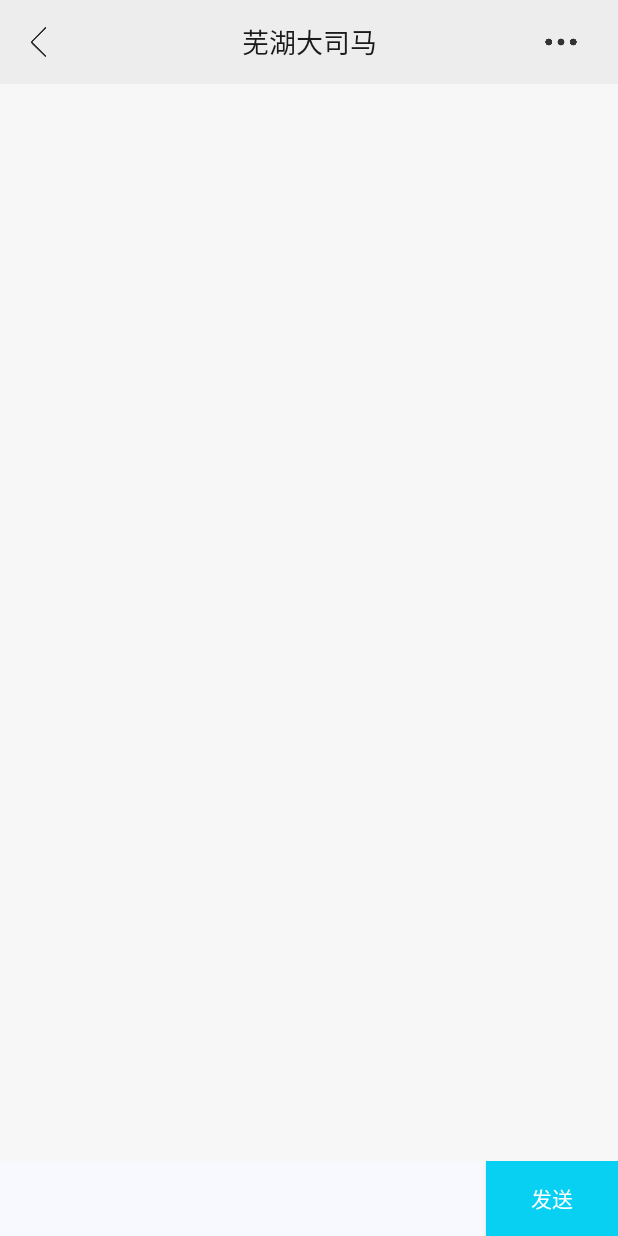
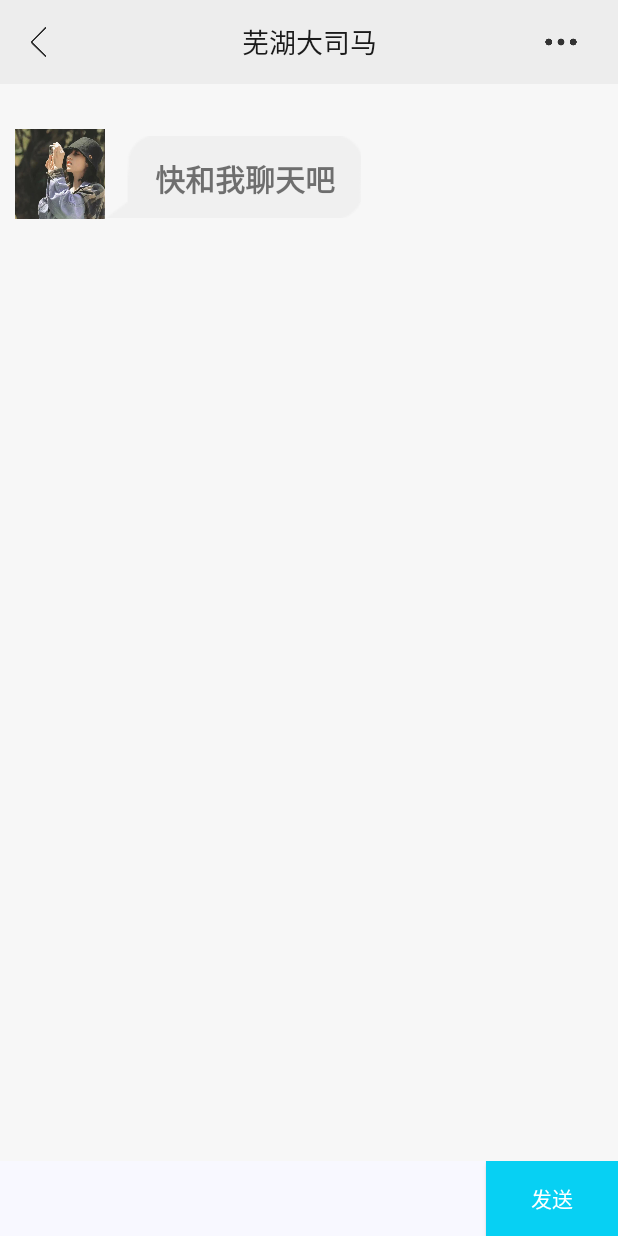
Before and after one commit to tudoutiaoya/chatroom, an Android app: the ChatRoomActivity screen opened directly, with no data from a screen before it, on a phone screen of 412 x 824 dp. Run offline under Robolectric (Android 15) with nearby library versions, the phone set to English and light mode, and no system bars.

Commit message:
显示消息 自动回复

```diff
--- a/app/build.gradle
+++ b/app/build.gradle
@@ -35,4 +35,9 @@ dependencies {
     testImplementation 'junit:junit:4.13.2'
     androidTestImplementation 'androidx.test.ext:junit:1.1.3'
     androidTestImplementation 'androidx.test.espresso:espresso-core:3.4.0'
+
+    //加入recyclerview 依赖
+    implementation "androidx.recyclerview:recyclerview:1.2.1"
+    // For control over item selection of both touch and mouse driven selection
+    implementation "androidx.recyclerview:recyclerview-selection:1.1.0"
 }
--- a/app/src/main/java/com/example/chatroom/ChatRoomActivity.java
+++ b/app/src/main/java/com/example/chatroom/ChatRoomActivity.java
@@ -1,22 +1,39 @@
 package com.example.chatroom;
 
+import androidx.annotation.NonNull;
 import androidx.appcompat.app.AlertDialog;
 import androidx.appcompat.app.AppCompatActivity;
+import androidx.recyclerview.widget.LinearLayoutManager;
+import androidx.recyclerview.widget.RecyclerView;
 
+import android.annotation.SuppressLint;
 import android.content.DialogInterface;
 import android.content.Intent;
 import android.os.Bundle;
+import android.os.Handler;
+import android.os.Looper;
+import android.os.Message;
 import android.view.View;
 import android.widget.Button;
 import android.widget.EditText;
 import android.widget.Toast;
 
+import com.example.chatroom.entity.Msg;
+
+import java.text.SimpleDateFormat;
+import java.util.ArrayList;
+import java.util.Date;
+import java.util.List;
+
 public class ChatRoomActivity extends AppCompatActivity implements View.OnClickListener {
-
+    private List<Msg> msgList = new ArrayList<>();
     private Button back;
     private String name;
     private EditText inputText;
     private Button send;
+    private MsgAdapter adapter;
+    private RecyclerView msgRecyclerView;
+    private boolean isSend;
 
     @Override
     protected void onCreate(Bundle savedInstanceState) {
@@ -30,7 +47,21 @@ public class ChatRoomActivity extends AppCompatActivity implements View.OnClickL
         send = findViewById(R.id.send);
         back = findViewById(R.id.back);
 
+        //初始化 recyclerview
+        LinearLayoutManager linearLayoutManager = new LinearLayoutManager(ChatRoomActivity.this);
+
+        msgRecyclerView = findViewById(R.id.msg_recycler_view);
+        msgRecyclerView.setLayoutManager(linearLayoutManager);
+        Msg msg = new Msg("快和我聊天吧", Msg.TYPE_RECEIVED, "2022-6-29");
+        msgList.add(msg);
+        adapter = new MsgAdapter(msgList);
+        msgRecyclerView.setAdapter(adapter);
+
+        adapter.notifyItemInserted(msgList.size()-1);
+        msgRecyclerView.scrollToPosition(msgList.size()-1);
+
         send.setOnClickListener(this);
+
         //初始化数据库  开启一个线程  耗时操作
 
         //返回逻辑
@@ -65,6 +96,25 @@ public class ChatRoomActivity extends AppCompatActivity implements View.OnClickL
         String content = inputText.getText().toString();
         if ("".equals(content.trim())) {
             Toast.makeText(this ,"请输入内容", Toast.LENGTH_SHORT).show();
+            return;
         }
+        addNewMessage(content, Msg.TYPE_SENT);
+
+        //自动回复
+        addNewMessage("对方不在线", Msg.TYPE_RECEIVED);
+
+        isSend = true;
+        //清空input
+        inputText.setText("");
+    }
+
+    private void addNewMessage(String msg, int type) {
+        Date now = new Date();
+        @SuppressLint("SimpleDateFormat") SimpleDateFormat dataformat = new SimpleDateFormat("yyyy-MM-dd HH:mm:ss");
+        String nowData = dataformat.format(now);
+        Msg message = new Msg(msg,type, nowData);
+        msgList.add(message);
+        adapter.notifyItemInserted(msgList.size()-1);
+        msgRecyclerView.scrollToPosition(msgList.size()-1);
     }
 }
--- /dev/null
+++ b/app/src/main/java/com/example/chatroom/MsgAdapter.java
@@ -0,0 +1,66 @@
+package com.example.chatroom;
+
+import android.view.LayoutInflater;
+import android.view.View;
+import android.view.ViewGroup;
+import android.widget.LinearLayout;
+import android.widget.TextView;
+
+import androidx.annotation.NonNull;
+import androidx.recyclerview.widget.RecyclerView;
+
+import com.example.chatroom.entity.Msg;
+
+import java.util.List;
+
+public class MsgAdapter extends RecyclerView.Adapter<MsgAdapter.ViewHolder> {
+    private List<Msg> mMsgList;
+
+    public MsgAdapter(List<Msg> mMsgList) {
+        this.mMsgList = mMsgList;
+    }
+
+    @NonNull
+    @Override
+    public ViewHolder onCreateViewHolder(@NonNull ViewGroup parent, int viewType) {
+        //ViewHolder通常出现在适配器里，为的是listview滚动的时候快速设置值，而不必每次都重新创建很多对象，从而提升性能。
+        View view = LayoutInflater.from(parent.getContext()).inflate(R.layout.msg_item,parent,false);
+        //LayoutInflat.from()从一个Context中，获得一个布局填充器，这样你就可以使用这个填充器来把xml布局文件转为View对象了。
+        //LayoutInflater.from(parent.getContext()).inflate(R.layout.msg_item,parent,false);这样的方法来加载布局msg_item.xml
+        return new ViewHolder(view);
+    }
+
+    @Override
+    public void onBindViewHolder(@NonNull ViewHolder holder, int position) {
+        // 填充规则 设置可见 不可见
+        Msg msg =mMsgList.get(position);
+        if(msg.getType()==Msg.TYPE_RECEIVED){
+            holder.leftLayout.setVisibility(View.VISIBLE);
+            holder.rightLayout.setVisibility(View.GONE);
+            holder.leftMsg.setText(msg.getContent());
+        }else if(msg.getType()==Msg.TYPE_SENT){
+            holder.leftLayout.setVisibility(View.GONE);
+            holder.rightLayout.setVisibility(View.VISIBLE);
+            holder.rightMsg.setText(msg.getContent());
+        }
+    }
+
+    @Override
+    public int getItemCount() {
+        return mMsgList.size();
+    }
+
+     static class ViewHolder extends RecyclerView.ViewHolder{
+        LinearLayout leftLayout;
+        LinearLayout rightLayout;
+        TextView leftMsg;
+        TextView rightMsg;
+        public ViewHolder(@NonNull View view) {
+            super(view);
+            leftLayout = view.findViewById(R.id.left_layout);
+            rightLayout = view.findViewById(R.id.right_layout);
+            leftMsg = view.findViewById(R.id.left_msg);
+            rightMsg = view.findViewById(R.id.right_msg);
+        }
+    }
+}
--- /dev/null
+++ b/app/src/main/java/com/example/chatroom/entity/Msg.java
@@ -0,0 +1,66 @@
+package com.example.chatroom.entity;
+
+public class Msg {
+    public static final int TYPE_RECEIVED = 0;
+    public static final int TYPE_SENT = 1;
+
+    private int id;
+    private String content;
+    private int type;
+    private String data;
+
+    public Msg(String content, int type, String data) {
+        this.content = content;
+        this.type = type;
+        this.data = data;
+    }
+
+    public Msg(int id, String content, int type, String data) {
+        this.id = id;
+        this.content = content;
+        this.type = type;
+        this.data = data;
+    }
+
+    public int getId() {
+        return id;
+    }
+
+    public void setId(int id) {
+        this.id = id;
+    }
+
+    public String getContent() {
+        return content;
+    }
+
+    public void setContent(String content) {
+        this.content = content;
+    }
+
+    public int getType() {
+        return type;
+    }
+
+    public void setType(int type) {
+        this.type = type;
+    }
+
+    public String getData() {
+        return data;
+    }
+
+    public void setData(String data) {
+        this.data = data;
+    }
+
+    @Override
+    public String toString() {
+        return "Msg{" +
+                "id=" + id +
+                ", content='" + content + '\'' +
+                ", type=" + type +
+                ", data='" + data + '\'' +
+                '}';
+    }
+}
--- /dev/null
+++ b/app/src/main/res/layout/msg_item.xml
@@ -0,0 +1,76 @@
+<?xml version="1.0" encoding="utf-8"?>
+<LinearLayout xmlns:android="http://schemas.android.com/apk/res/android"
+    android:orientation="vertical"
+    android:layout_width="match_parent"
+    android:layout_height="wrap_content"
+    android:padding="10dp">
+
+    <LinearLayout
+        android:id="@+id/left_layout"
+        android:layout_width="wrap_content"
+        android:layout_height="wrap_content"
+        android:layout_gravity="left">
+
+        <ImageView
+            android:id="@+id/iv_head_others"
+            android:layout_marginTop="20dp"
+            android:layout_width="60dp"
+            android:background="@drawable/bfw"
+            android:layout_height="60dp" />
+
+        <LinearLayout
+            android:orientation="vertical"
+            android:layout_width="wrap_content"
+            android:layout_height="wrap_content">
+            <TextView
+                android:id="@+id/others_name"
+                android:layout_gravity="left"
+                android:layout_width="wrap_content"
+                android:layout_height="wrap_content" />
+            <TextView
+                android:id="@+id/left_msg"
+                android:textStyle="bold"
+                android:background="@drawable/left_chat"
+                android:layout_width="wrap_content"
+                android:layout_height="wrap_content"
+                android:layout_marginTop="5dp"
+                android:layout_marginBottom="5dp"
+                android:layout_gravity="center"
+                android:textSize="20sp"/>
+        </LinearLayout>
+    </LinearLayout>
+
+    <LinearLayout
+        android:id="@+id/right_layout"
+        android:layout_gravity="right"
+        android:layout_width="wrap_content"
+        android:layout_height="wrap_content">
+
+        <LinearLayout
+            android:orientation="vertical"
+            android:layout_width="wrap_content"
+            android:layout_height="wrap_content">
+            <TextView
+                android:id="@+id/my_name"
+                android:layout_gravity="right"
+                android:layout_width="wrap_content"
+                android:layout_height="wrap_content" />
+            <TextView
+                android:id="@+id/right_msg"
+                android:textStyle="bold"
+                android:layout_gravity="center"
+                android:background="@drawable/right_chat"
+                android:layout_width="wrap_content"
+                android:layout_height="wrap_content"
+                android:textColor="#fff"
+                android:textSize="20sp"/>
+        </LinearLayout>
+
+        <ImageView
+            android:id="@+id/iv_head_my"
+            android:layout_marginTop="20dp"
+            android:layout_width="60dp"
+            android:background="@drawable/my_head"
+            android:layout_height="60dp" />
+    </LinearLayout>
+</LinearLayout>
```
Also changed, not shown: app/src/main/res/drawable/bfw.jpg (added), app/src/main/res/drawable/left_chat.9.png (added), app/src/main/res/drawable/my_head.jpg (added), app/src/main/res/drawable/right_chat.9.png (added).
